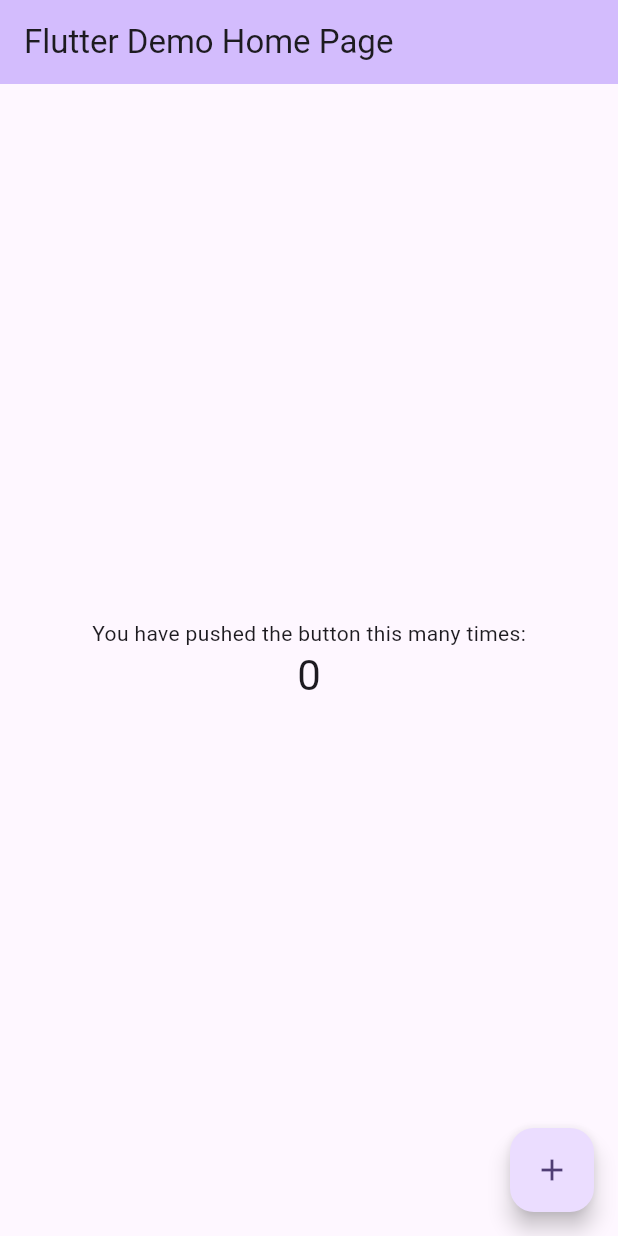
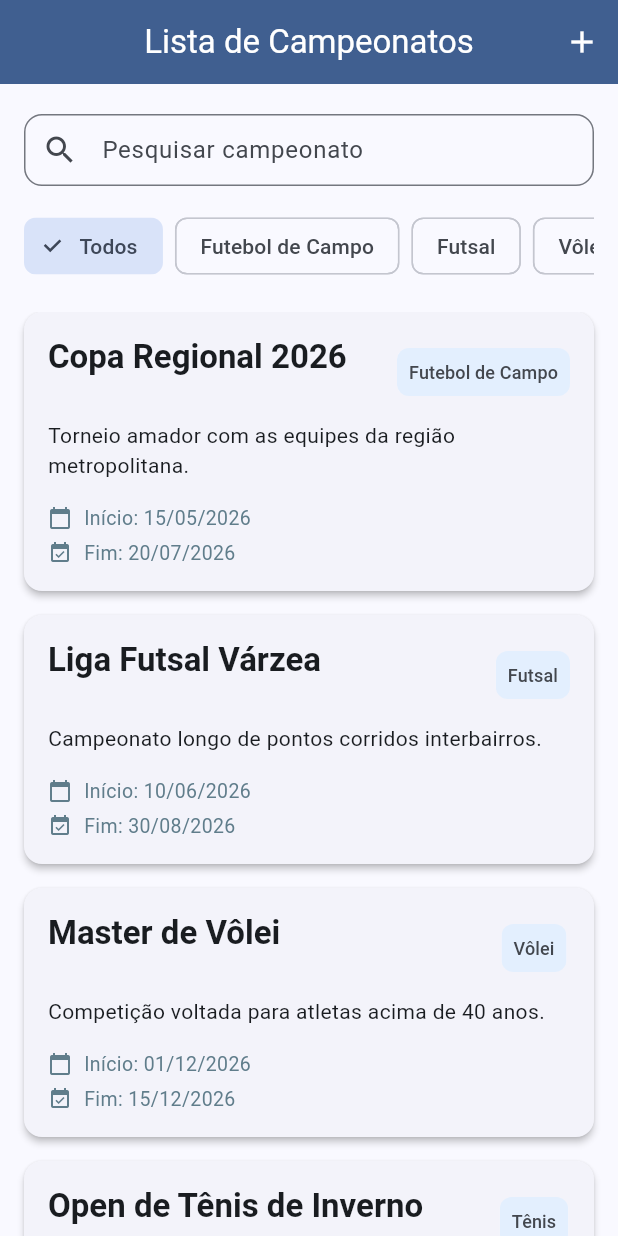
Before and after one commit to EduFranchi/championship_manager, a Flutter app: the screen it shows after launch, on a phone screen of 412 x 824 dp. Run offline on Flutter 3.47's test engine with Material 3 defaults, Android fonts, the phone set to English and light mode, and no system bars.

Commit message:
Added Home screen

```diff
--- a/lib/main.dart
+++ b/lib/main.dart
@@ -1,4 +1,5 @@
 import 'package:flutter/material.dart';
+import 'modules/home/presentation/view/home.dart';
 
 void main() {
   runApp(const MyApp());
@@ -7,116 +8,16 @@ void main() {
 class MyApp extends StatelessWidget {
   const MyApp({super.key});
 
-  // This widget is the root of your application.
   @override
   Widget build(BuildContext context) {
     return MaterialApp(
-      title: 'Flutter Demo',
+      title: 'Championship Manager',
+      debugShowCheckedModeBanner: false,
       theme: ThemeData(
-        // This is the theme of your application.
-        //
-        // TRY THIS: Try running your application with "flutter run". You'll see
-        // the application has a purple toolbar. Then, without quitting the app,
-        // try changing the seedColor in the colorScheme below to Colors.green
-        // and then invoke "hot reload" (save your changes or press the "hot
-        // reload" button in a Flutter-supported IDE, or press "r" if you used
-        // the command line to start the app).
-        //
-        // Notice that the counter didn't reset back to zero; the application
-        // state is not lost during the reload. To reset the state, use hot
-        // restart instead.
-        //
-        // This works for code too, not just values: Most code changes can be
-        // tested with just a hot reload.
-        colorScheme: .fromSeed(seedColor: Colors.deepPurple),
+        colorScheme: ColorScheme.fromSeed(seedColor: const Color(0xFF92A8D1)), // Azul Serenity
+        useMaterial3: true,
       ),
-      home: const MyHomePage(title: 'Flutter Demo Home Page'),
+      home: const HomeView(),
     );
   }
 }
-
-class MyHomePage extends StatefulWidget {
-  const MyHomePage({super.key, required this.title});
-
-  // This widget is the home page of your application. It is stateful, meaning
-  // that it has a State object (defined below) that contains fields that affect
-  // how it looks.
-
-  // This class is the configuration for the state. It holds the values (in this
-  // case the title) provided by the parent (in this case the App widget) and
-  // used by the build method of the State. Fields in a Widget subclass are
-  // always marked "final".
-
-  final String title;
-
-  @override
-  State<MyHomePage> createState() => _MyHomePageState();
-}
-
-class _MyHomePageState extends State<MyHomePage> {
-  int _counter = 0;
-
-  void _incrementCounter() {
-    setState(() {
-      // This call to setState tells the Flutter framework that something has
-      // changed in this State, which causes it to rerun the build method below
-      // so that the display can reflect the updated values. If we changed
-      // _counter without calling setState(), then the build method would not be
-      // called again, and so nothing would appear to happen.
-      _counter++;
-    });
-  }
-
-  @override
-  Widget build(BuildContext context) {
-    // This method is rerun every time setState is called, for instance as done
-    // by the _incrementCounter method above.
-    //
-    // The Flutter framework has been optimized to make rerunning build methods
-    // fast, so that you can just rebuild anything that needs updating rather
-    // than having to individually change instances of widgets.
-    return Scaffold(
-      appBar: AppBar(
-        // TRY THIS: Try changing the color here to a specific color (to
-        // Colors.amber, perhaps?) and trigger a hot reload to see the AppBar
-        // change color while the other colors stay the same.
-        backgroundColor: Theme.of(context).colorScheme.inversePrimary,
-        // Here we take the value from the MyHomePage object that was created by
-        // the App.build method, and use it to set our appbar title.
-        title: Text(widget.title),
-      ),
-      body: Center(
-        // Center is a layout widget. It takes a single child and positions it
-        // in the middle of the parent.
-        child: Column(
-          // Column is also a layout widget. It takes a list of children and
-          // arranges them vertically. By default, it sizes itself to fit its
-          // children horizontally, and tries to be as tall as its parent.
-          //
-          // Column has various properties to control how it sizes itself and
-          // how it positions its children. Here we use mainAxisAlignment to
-          // center the children vertically; the main axis here is the vertical
-          // axis because Columns are vertical (the cross axis would be
-          // horizontal).
-          //
-          // TRY THIS: Invoke "debug painting" (choose the "Toggle Debug Paint"
-          // action in the IDE, or press "p" in the console), to see the
-          // wireframe for each widget.
-          mainAxisAlignment: .center,
-          children: [
-            const Text('You have pushed the button this many times:'),
-            Text(
-              '$_counter',
-              style: Theme.of(context).textTheme.headlineMedium,
-            ),
-          ],
-        ),
-      ),
-      floatingActionButton: FloatingActionButton(
-        onPressed: _incrementCounter,
-        tooltip: 'Increment',
-        child: const Icon(Icons.add),
-      ),
-    );
-  }
-}
--- /dev/null
+++ b/lib/modules/home/presentation/view/home.dart
@@ -0,0 +1,268 @@
+import 'package:flutter/material.dart';
+
+class HomeView extends StatefulWidget {
+  const HomeView({super.key});
+
+  @override
+  State<HomeView> createState() => _HomeViewState();
+}
+
+class _HomeViewState extends State<HomeView> {
+  // Lista mockada de campeonatos
+  final List<Map<String, String>> championships = [
+    {
+      'name': 'Copa Regional 2026',
+      'sport': 'Futebol de Campo',
+      'description': 'Torneio amador com as equipes da região metropolitana.',
+      'startDate': '15/05/2026',
+      'endDate': '20/07/2026',
+    },
+    {
+      'name': 'Liga Futsal Várzea',
+      'sport': 'Futsal',
+      'description': 'Campeonato longo de pontos corridos interbairros.',
+      'startDate': '10/06/2026',
+      'endDate': '30/08/2026',
+    },
+    {
+      'name': 'Master de Vôlei',
+      'sport': 'Vôlei',
+      'description': 'Competição voltada para atletas acima de 40 anos.',
+      'startDate': '01/12/2026',
+      'endDate': '15/12/2026',
+    },
+    {
+      'name': 'Open de Tênis de Inverno',
+      'sport': 'Tênis',
+      'description': 'Torneio de simples masculino e feminino na cidade.',
+      'startDate': '05/08/2026',
+      'endDate': '20/08/2026',
+    },
+    {
+      'name': 'Circuito de Basquete de Rua',
+      'sport': 'Basquete',
+      'description': 'Times 3x3 competindo pelo título estadual.',
+      'startDate': '12/09/2026',
+      'endDate': '30/09/2026',
+    },
+    {
+      'name': 'Copa Universitária',
+      'sport': 'Futsal',
+      'description': 'Maior torneio de futsal entre as universidades.',
+      'startDate': '01/10/2026',
+      'endDate': '30/11/2026',
+    },
+  ];
+
+  // Variáveis de estado para os filtros
+  String _searchQuery = '';
+  String _selectedSport = 'Todos';
+
+  // Opções de filtro de esporte
+  final List<String> _sportsOptions = [
+    'Todos',
+    'Futebol de Campo',
+    'Futsal',
+    'Vôlei',
+    'Basquete',
+    'Tênis',
+  ];
+
+  @override
+  Widget build(BuildContext context) {
+    // Aplicando os filtros na lista mockada
+    final filteredChampionships = championships.where((champ) {
+      final matchesSearch =
+          champ['name']?.toLowerCase().contains(_searchQuery.toLowerCase()) ??
+          false;
+      final matchesSport =
+          _selectedSport == 'Todos' || champ['sport'] == _selectedSport;
+
+      return matchesSearch && matchesSport;
+    }).toList();
+
+    return GestureDetector(
+      onTap: () => FocusScope.of(context).unfocus(),
+      child: Scaffold(
+        appBar: AppBar(
+          title: const Text('Lista de Campeonatos'),
+          centerTitle: true,
+          backgroundColor: Theme.of(context).colorScheme.primary,
+          foregroundColor: Theme.of(context).colorScheme.onPrimary,
+          actions: [
+            IconButton(
+              icon: const Icon(Icons.add),
+              tooltip: 'Novo Campeonato',
+              onPressed: () {
+                // TODO: Navegar para a tela de criação ou abrir um modal
+              },
+            ),
+          ],
+        ),
+        body: Column(
+          children: [
+            // Área dos Filtros
+            Padding(
+              padding: const EdgeInsets.symmetric(
+                horizontal: 16,
+                vertical: 20,
+              ),
+              child: Column(
+                crossAxisAlignment: CrossAxisAlignment.stretch,
+                children: [
+                  // Filtro por Nome (Texto)
+                  TextField(
+                    decoration: InputDecoration(
+                      labelText: 'Pesquisar campeonato',
+                      prefixIcon: const Icon(Icons.search),
+                      border: OutlineInputBorder(
+                        borderRadius: BorderRadius.circular(12),
+                      ),
+                      contentPadding: const EdgeInsets.symmetric(vertical: 0),
+                    ),
+                    onChanged: (value) {
+                      setState(() {
+                        _searchQuery = value;
+                      });
+                    },
+                  ),
+                  const SizedBox(height: 16),
+
+                  // Filtro por Esporte (ChoiceChips)
+                  SingleChildScrollView(
+                    scrollDirection: Axis.horizontal,
+                    child: Row(
+                      children: _sportsOptions.map((sport) {
+                        return Padding(
+                          padding: const EdgeInsets.only(right: 8.0),
+                          child: ChoiceChip(
+                            label: Text(sport),
+                            selected: _selectedSport == sport,
+                            onSelected: (selected) {
+                              if (selected) {
+                                setState(() {
+                                  _selectedSport = sport;
+                                });
+                              }
+                            },
+                          ),
+                        );
+                      }).toList(),
+                    ),
+                  ),
+                ],
+              ),
+            ),
+
+            // Lista de Campeonatos (Resultado dos Filtros)
+            Expanded(
+              child: filteredChampionships.isEmpty
+                  ? const Center(
+                      child: Text('Nenhum campeonato encontrado.'),
+                    )
+                  : ListView.builder(
+                      padding: const EdgeInsets.symmetric(horizontal: 16.0),
+                      itemCount: filteredChampionships.length,
+                      itemBuilder: (context, index) {
+                        final championship = filteredChampionships[index];
+
+                        return Card(
+                          elevation: 2,
+                          margin: const EdgeInsets.only(bottom: 16.0),
+                          shape: RoundedRectangleBorder(
+                            borderRadius: BorderRadius.circular(12),
+                          ),
+                          child: Padding(
+                            padding: const EdgeInsets.all(16.0),
+                            child: Column(
+                              crossAxisAlignment: CrossAxisAlignment.start,
+                              children: [
+                                // Cabeçalho do Card (Título e Esporte)
+                                Row(
+                                  mainAxisAlignment:
+                                      MainAxisAlignment.spaceBetween,
+                                  crossAxisAlignment: CrossAxisAlignment.start,
+                                  children: [
+                                    Expanded(
+                                      child: Text(
+                                        championship['name'] ?? '',
+                                        style: Theme.of(context)
+                                            .textTheme
+                                            .titleLarge
+                                            ?.copyWith(
+                                              fontWeight: FontWeight.bold,
+                                            ),
+                                      ),
+                                    ),
+                                    const SizedBox(width: 8),
+                                    Chip(
+                                      label: Text(
+                                        championship['sport'] ?? '',
+                                        style: const TextStyle(fontSize: 12),
+                                      ),
+                                      backgroundColor: Colors.blue.withValues(
+                                        alpha: 0.1,
+                                      ),
+                                      side: BorderSide.none,
+                                      padding: EdgeInsets.zero,
+                                    ),
+                                  ],
+                                ),
+                                const SizedBox(height: 8),
+
+                                // Descrição
+                                Text(
+                                  championship['description'] ?? '',
+                                  style: Theme.of(context).textTheme.bodyMedium,
+                                ),
+                                const SizedBox(height: 16),
+
+                                // Datas (Início e Fim)
+                                Row(
+                                  children: [
+                                    const Icon(
+                                      Icons.calendar_today,
+                                      size: 16,
+                                      color: Colors.blueGrey,
+                                    ),
+                                    const SizedBox(width: 8),
+                                    Text(
+                                      'Início: ${championship['startDate']}',
+                                      style: const TextStyle(
+                                        color: Colors.blueGrey,
+                                        fontSize: 13,
+                                      ),
+                                    ),
+                                  ],
+                                ),
+                                const SizedBox(height: 4),
+                                Row(
+                                  children: [
+                                    const Icon(
+                                      Icons.event_available,
+                                      size: 16,
+                                      color: Colors.blueGrey,
+                                    ),
+                                    const SizedBox(width: 8),
+                                    Text(
+                                      'Fim: ${championship['endDate']}',
+                                      style: const TextStyle(
+                                        color: Colors.blueGrey,
+                                        fontSize: 13,
+                                      ),
+                                    ),
+                                  ],
+                                ),
+                              ],
+                            ),
+                          ),
+                        );
+                      },
+                    ),
+            ),
+          ],
+        ),
+      ),
+    );
+  }
+}
```
Also changed, not shown: analysis_options.yaml (+40 -6 lines), 65 other files.
